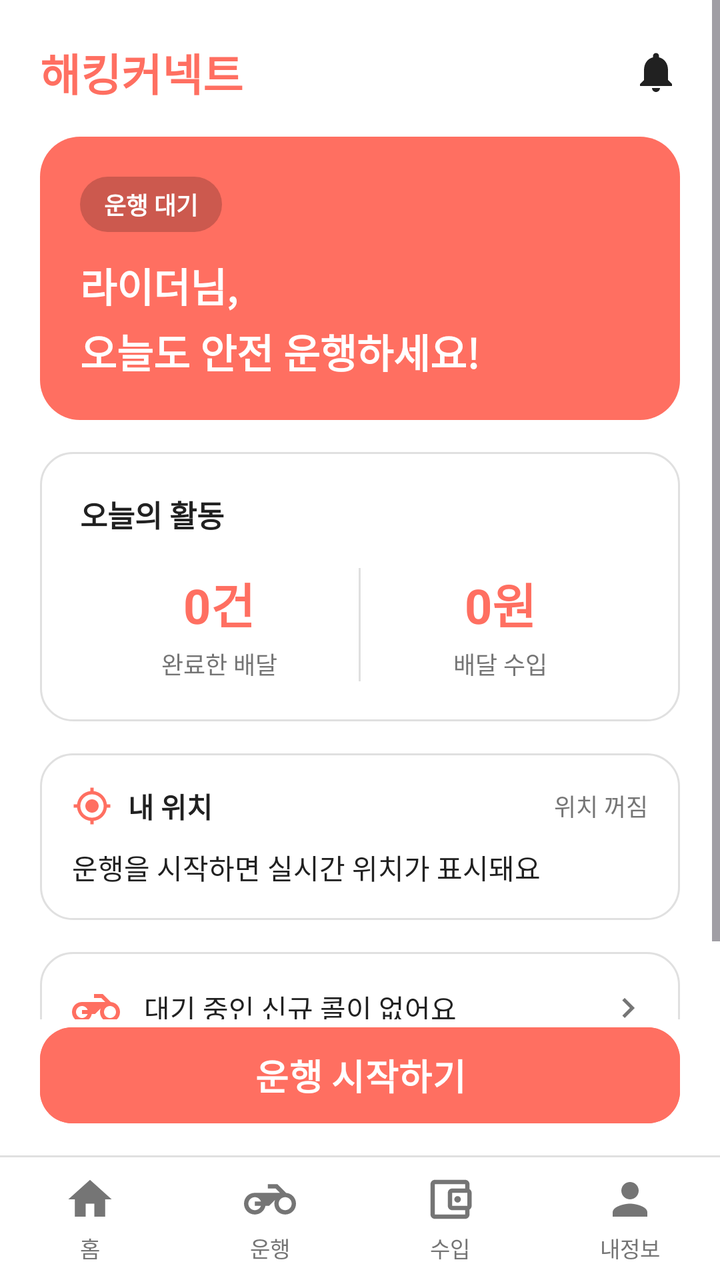
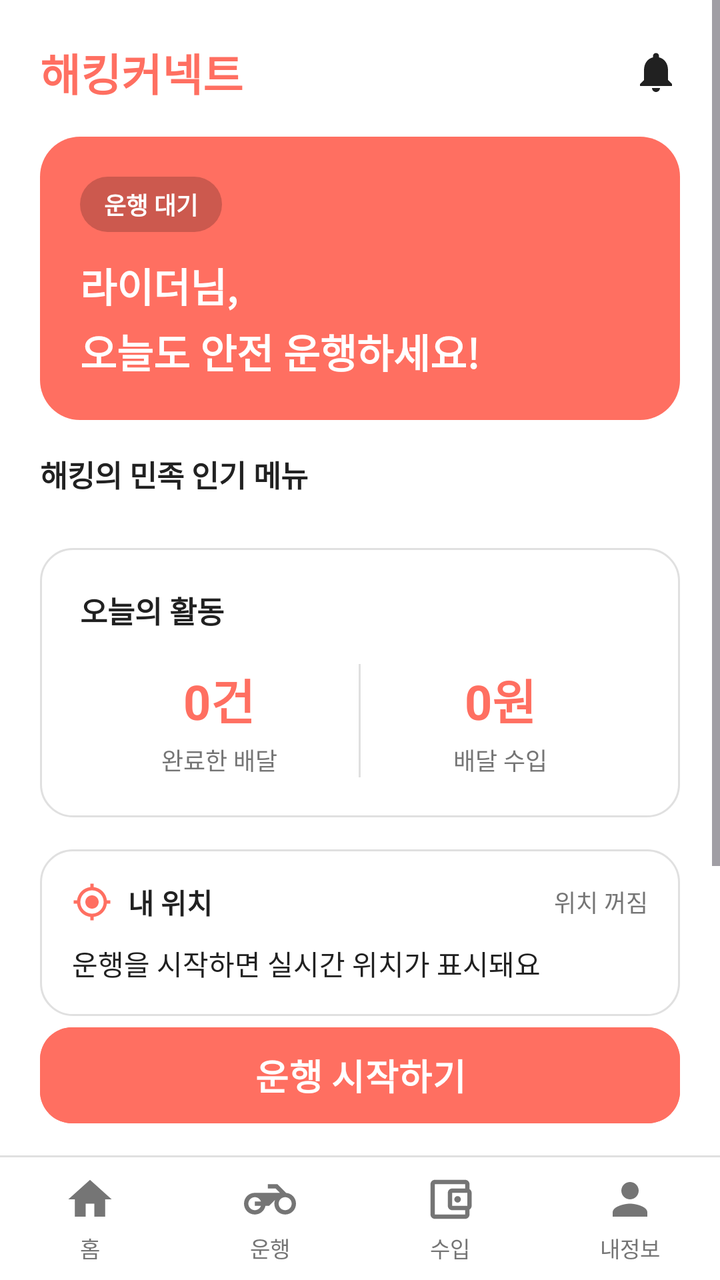

Compare the two renders of this Android layout. The source of the first and the diff that turns it into the second are given below.
<!-- AndroidManifest.xml: application theme Theme.Connect -->
<!-- res/layout/activity_home.xml -->
<?xml version="1.0" encoding="utf-8"?>
<LinearLayout xmlns:android="http://schemas.android.com/apk/res/android"
    xmlns:app="http://schemas.android.com/apk/res-auto"
    android:layout_width="match_parent"
    android:layout_height="match_parent"
    android:orientation="vertical"
    android:background="@color/bg_deep">

    <ScrollView
        android:layout_width="match_parent"
        android:layout_height="0dp"
        android:layout_weight="1"
        android:fillViewport="true">

        <LinearLayout
            android:layout_width="match_parent"
            android:layout_height="wrap_content"
            android:orientation="vertical"
            android:padding="20dp">

            
            <LinearLayout
                android:layout_width="match_parent"
                android:layout_height="wrap_content"
                android:orientation="horizontal"
                android:gravity="center_vertical"
                android:layout_marginBottom="16dp">

                <TextView
                    android:layout_width="0dp"
                    android:layout_height="wrap_content"
                    android:layout_weight="1"
                    android:text="해킹커넥트"
                    android:textSize="22sp"
                    android:textStyle="bold"
                    android:textColor="@color/coral_primary"/>

                <ImageView
                    android:layout_width="24dp"
                    android:layout_height="24dp"
                    android:src="@drawable/ic_bell"
                    app:tint="@color/text_primary"
                    android:contentDescription="알림"/>
            </LinearLayout>

            
            <LinearLayout
                android:layout_width="match_parent"
                android:layout_height="wrap_content"
                android:orientation="vertical"
                android:background="@drawable/bg_card_coral"
                android:padding="20dp"
                android:layout_marginBottom="16dp">

                <TextView
                    android:id="@+id/tv_duty_state"
                    android:layout_width="wrap_content"
                    android:layout_height="wrap_content"
                    android:text="운행 대기"
                    android:textSize="12sp"
                    android:textStyle="bold"
                    android:textColor="#FFFFFF"
                    android:background="@drawable/bg_chip_off_duty"
                    android:paddingStart="12dp"
                    android:paddingEnd="12dp"
                    android:paddingTop="5dp"
                    android:paddingBottom="5dp"
                    android:layout_marginBottom="12dp"/>

                <TextView
                    android:id="@+id/tv_greeting"
                    android:layout_width="wrap_content"
                    android:layout_height="wrap_content"
                    android:text="라이더님,\n오늘도 안전 운행하세요!"
                    android:textSize="20sp"
                    android:textStyle="bold"
                    android:textColor="#FFFFFF"
                    android:lineSpacingExtra="4dp"/>
            </LinearLayout>

            
            <LinearLayout
                android:layout_width="match_parent"
                android:layout_height="wrap_content"
                android:orientation="vertical"
                android:background="@drawable/bg_card"
                android:padding="20dp"
                android:layout_marginBottom="16dp">

                <TextView
                    android:layout_width="wrap_content"
                    android:layout_height="wrap_content"
                    android:text="오늘의 활동"
                    android:textSize="15sp"
                    android:textStyle="bold"
                    android:textColor="@color/text_primary"
                    android:layout_marginBottom="16dp"/>

                <LinearLayout
                    android:layout_width="match_parent"
                    android:layout_height="wrap_content"
                    android:orientation="horizontal">

                    <LinearLayout
                        android:layout_width="0dp"
                        android:layout_height="wrap_content"
                        android:layout_weight="1"
                        android:orientation="vertical"
                        android:gravity="center">

                        <TextView
                            android:id="@+id/tv_today_count"
                            android:layout_width="wrap_content"
                            android:layout_height="wrap_content"
                            android:text="0건"
                            android:textSize="24sp"
                            android:textStyle="bold"
                            android:textColor="@color/coral_primary"/>

                        <TextView
                            android:layout_width="wrap_content"
                            android:layout_height="wrap_content"
                            android:text="완료한 배달"
                            android:textSize="12sp"
                            android:textColor="@color/text_secondary"
                            android:layout_marginTop="4dp"/>
                    </LinearLayout>

                    <View
                        android:layout_width="1dp"
                        android:layout_height="match_parent"
                        android:background="@color/stroke_dim"/>

                    <LinearLayout
                        android:layout_width="0dp"
                        android:layout_height="wrap_content"
                        android:layout_weight="1"
                        android:orientation="vertical"
                        android:gravity="center">

                        <TextView
                            android:id="@+id/tv_today_earn"
                            android:layout_width="wrap_content"
                            android:layout_height="wrap_content"
                            android:text="0원"
                            android:textSize="24sp"
                            android:textStyle="bold"
                            android:textColor="@color/coral_primary"/>

                        <TextView
                            android:layout_width="wrap_content"
                            android:layout_height="wrap_content"
                            android:text="배달 수입"
                            android:textSize="12sp"
                            android:textColor="@color/text_secondary"
                            android:layout_marginTop="4dp"/>
                    </LinearLayout>
                </LinearLayout>
            </LinearLayout>

            
            <LinearLayout
                android:id="@+id/card_location"
                android:layout_width="match_parent"
                android:layout_height="wrap_content"
                android:orientation="vertical"
                android:background="@drawable/bg_card"
                android:padding="16dp"
                android:layout_marginBottom="16dp">

                <LinearLayout
                    android:layout_width="match_parent"
                    android:layout_height="wrap_content"
                    android:orientation="horizontal"
                    android:gravity="center_vertical">

                    <ImageView
                        android:layout_width="20dp"
                        android:layout_height="20dp"
                        android:src="@drawable/ic_gps"
                        app:tint="@color/coral_primary"
                        android:contentDescription="실시간 위치"/>

                    <TextView
                        android:layout_width="0dp"
                        android:layout_height="wrap_content"
                        android:layout_weight="1"
                        android:text="내 위치"
                        android:textSize="14sp"
                        android:textStyle="bold"
                        android:textColor="@color/text_primary"
                        android:layout_marginStart="8dp"/>

                    <View
                        android:id="@+id/dot_live"
                        android:layout_width="8dp"
                        android:layout_height="8dp"
                        android:background="@drawable/bg_dot_live"
                        android:layout_marginEnd="6dp"
                        android:visibility="gone"/>

                    <TextView
                        android:id="@+id/tv_location_state"
                        android:layout_width="wrap_content"
                        android:layout_height="wrap_content"
                        android:text="위치 꺼짐"
                        android:textSize="12sp"
                        android:textColor="@color/text_secondary"/>
                </LinearLayout>

                <TextView
                    android:id="@+id/tv_location_address"
                    android:layout_width="match_parent"
                    android:layout_height="wrap_content"
                    android:text="운행을 시작하면 실시간 위치가 표시돼요"
                    android:textSize="14sp"
                    android:textColor="@color/text_primary"
                    android:layout_marginTop="10dp"/>

                <TextView
                    android:id="@+id/tv_location_coords"
                    android:layout_width="match_parent"
                    android:layout_height="wrap_content"
                    android:text=""
                    android:textSize="12sp"
                    android:textColor="@color/text_secondary"
                    android:fontFamily="monospace"
                    android:layout_marginTop="4dp"
                    android:visibility="gone"/>
            </LinearLayout>

            
            <LinearLayout
                android:id="@+id/card_new_calls"
                android:layout_width="match_parent"
                android:layout_height="wrap_content"
                android:orientation="horizontal"
                android:gravity="center_vertical"
                android:background="@drawable/bg_card"
                android:padding="16dp"
                android:clickable="true"
                android:focusable="true">

                <ImageView
                    android:layout_width="24dp"
                    android:layout_height="24dp"
                    android:src="@drawable/ic_scooter"
                    app:tint="@color/coral_primary"
                    android:contentDescription="신규 콜"/>

                <TextView
                    android:id="@+id/tv_new_calls"
                    android:layout_width="0dp"
                    android:layout_height="wrap_content"
                    android:layout_weight="1"
                    android:text="대기 중인 신규 콜이 없어요"
                    android:textSize="14sp"
                    android:textColor="@color/text_primary"
                    android:layout_marginStart="12dp"/>

                <ImageView
                    android:layout_width="20dp"
                    android:layout_height="20dp"
                    android:src="@drawable/ic_chevron_right"
                    app:tint="@color/text_secondary"
                    android:contentDescription="콜 목록으로"/>
            </LinearLayout>

        </LinearLayout>
    </ScrollView>

    
    <Button
        android:id="@+id/btn_duty"
        android:layout_width="match_parent"
        android:layout_height="56dp"
        android:layout_marginStart="20dp"
        android:layout_marginEnd="20dp"
        android:layout_marginBottom="12dp"
        android:text="운행 시작하기"
        android:textSize="18sp"
        android:textStyle="bold"
        android:textColor="#FFFFFF"
        android:backgroundTint="@color/coral_primary"
        app:cornerRadius="16dp"/>

    <include layout="@layout/bottom_nav"/>

</LinearLayout>
<!-- res/layout/bottom_nav.xml (included above) -->
<?xml version="1.0" encoding="utf-8"?>
<LinearLayout xmlns:android="http://schemas.android.com/apk/res/android"
    xmlns:app="http://schemas.android.com/apk/res-auto"
    android:id="@+id/bottom_nav_root"
    android:layout_width="match_parent"
    android:layout_height="wrap_content"
    android:orientation="vertical"
    android:background="@color/bg_deep">

    <View
        android:layout_width="match_parent"
        android:layout_height="1dp"
        android:background="@color/stroke_dim"/>

    <LinearLayout
        android:layout_width="match_parent"
        android:layout_height="wrap_content"
        android:orientation="horizontal"
        android:paddingTop="8dp"
        android:paddingBottom="8dp">

        
        <LinearLayout
            android:id="@+id/nav_home"
            android:layout_width="0dp"
            android:layout_height="wrap_content"
            android:layout_weight="1"
            android:orientation="vertical"
            android:gravity="center"
            android:clickable="true"
            android:focusable="true"
            android:background="?attr/selectableItemBackgroundBorderless">

            <ImageView
                android:id="@+id/nav_home_icon"
                android:layout_width="26dp"
                android:layout_height="26dp"
                android:src="@drawable/ic_home"
                app:tint="@color/text_secondary"
                android:contentDescription="홈"/>

            <TextView
                android:id="@+id/nav_home_label"
                android:layout_width="wrap_content"
                android:layout_height="wrap_content"
                android:text="홈"
                android:textSize="11sp"
                android:textColor="@color/text_secondary"
                android:layout_marginTop="3dp"/>
        </LinearLayout>

        
        <LinearLayout
            android:id="@+id/nav_delivery"
            android:layout_width="0dp"
            android:layout_height="wrap_content"
            android:layout_weight="1"
            android:orientation="vertical"
            android:gravity="center"
            android:clickable="true"
            android:focusable="true"
            android:background="?attr/selectableItemBackgroundBorderless">

            <FrameLayout
                android:layout_width="wrap_content"
                android:layout_height="wrap_content">

                <ImageView
                    android:id="@+id/nav_delivery_icon"
                    android:layout_width="26dp"
                    android:layout_height="26dp"
                    android:src="@drawable/ic_scooter"
                    app:tint="@color/text_secondary"
                    android:contentDescription="운행"/>

                <TextView
                    android:id="@+id/tv_delivery_badge"
                    android:layout_width="wrap_content"
                    android:layout_height="16dp"
                    android:minWidth="16dp"
                    android:layout_gravity="top|end"
                    android:background="@drawable/bg_notice_badge"
                    android:gravity="center"
                    android:paddingStart="4dp"
                    android:paddingEnd="4dp"
                    android:text=""
                    android:textColor="#FFFFFF"
                    android:textSize="9sp"
                    android:textStyle="bold"
                    android:visibility="gone"/>

            </FrameLayout>

            <TextView
                android:id="@+id/nav_delivery_label"
                android:layout_width="wrap_content"
                android:layout_height="wrap_content"
                android:text="운행"
                android:textSize="11sp"
                android:textColor="@color/text_secondary"
                android:layout_marginTop="3dp"/>
        </LinearLayout>

        
        <LinearLayout
            android:id="@+id/nav_earnings"
            android:layout_width="0dp"
            android:layout_height="wrap_content"
            android:layout_weight="1"
            android:orientation="vertical"
            android:gravity="center"
            android:clickable="true"
            android:focusable="true"
            android:background="?attr/selectableItemBackgroundBorderless">

            <ImageView
                android:id="@+id/nav_earnings_icon"
                android:layout_width="26dp"
                android:layout_height="26dp"
                android:src="@drawable/ic_wallet"
                app:tint="@color/text_secondary"
                android:contentDescription="수입"/>

            <TextView
                android:id="@+id/nav_earnings_label"
                android:layout_width="wrap_content"
                android:layout_height="wrap_content"
                android:text="수입"
                android:textSize="11sp"
                android:textColor="@color/text_secondary"
                android:layout_marginTop="3dp"/>
        </LinearLayout>

        
        <LinearLayout
            android:id="@+id/nav_mypage"
            android:layout_width="0dp"
            android:layout_height="wrap_content"
            android:layout_weight="1"
            android:orientation="vertical"
            android:gravity="center"
            android:clickable="true"
            android:focusable="true"
            android:background="?attr/selectableItemBackgroundBorderless">

            <ImageView
                android:id="@+id/nav_mypage_icon"
                android:layout_width="26dp"
                android:layout_height="26dp"
                android:src="@drawable/ic_person"
                app:tint="@color/text_secondary"
                android:contentDescription="내정보"/>

            <TextView
                android:id="@+id/nav_mypage_label"
                android:layout_width="wrap_content"
                android:layout_height="wrap_content"
                android:text="내정보"
                android:textSize="11sp"
                android:textColor="@color/text_secondary"
                android:layout_marginTop="3dp"/>
        </LinearLayout>

    </LinearLayout>

</LinearLayout>
<!-- resources referenced by this layout -->
<resources>
  <color name="bg_deep">#FFFFFF</color>
  <color name="coral_primary">#FF6F61</color>
  <color name="stroke_dim">#E0E0E0</color>
  <color name="text_primary">#212121</color>
  <color name="text_secondary">#757575</color>
  <!-- drawable bg_card (drawable) -->
  <shape xmlns:android="http://schemas.android.com/apk/res/android">
      <solid android:color="@color/bg_deep"/>
      <stroke android:width="1dp" android:color="@color/stroke_dim"/>
      <corners android:radius="16dp"/>
  </shape>
  <!-- drawable bg_card_coral (drawable) -->
  <shape xmlns:android="http://schemas.android.com/apk/res/android">
      <solid android:color="@color/coral_primary"/>
      <corners android:radius="20dp"/>
  </shape>
  <!-- drawable bg_chip_off_duty (drawable) -->
  <shape xmlns:android="http://schemas.android.com/apk/res/android">
      <solid android:color="#33000000"/>
      <corners android:radius="999dp"/>
  </shape>
  <!-- drawable bg_dot_live (drawable) -->
  <shape xmlns:android="http://schemas.android.com/apk/res/android" android:shape="oval">
      <solid android:color="@color/text_terminal_green"/>
      <size android:width="8dp" android:height="8dp"/>
  </shape>
  <!-- drawable bg_notice_badge (drawable) -->
  <?xml version="1.0" encoding="utf-8"?>
  <shape xmlns:android="http://schemas.android.com/apk/res/android" android:shape="oval">
      <solid android:color="#F0338D" />
  </shape>
  <!-- drawable ic_bell (drawable) -->
  <vector xmlns:android="http://schemas.android.com/apk/res/android"
      android:width="24dp"
      android:height="24dp"
      android:viewportWidth="24"
      android:viewportHeight="24"
      android:tint="?attr/colorControlNormal">
      <path
          android:fillColor="@android:color/white"
          android:pathData="M12,22c1.1,0 2,-0.9 2,-2h-4c0,1.1 0.89,2 2,2zM18,16v-5c0,-3.07 -1.64,-5.64 -4.5,-6.32L13.5,4c0,-0.83 -0.67,-1.5 -1.5,-1.5s-1.5,0.67 -1.5,1.5v0.68C7.63,5.36 6,7.92 6,11v5l-2,2v1h16v-1l-2,-2z"/>
  </vector>
  <!-- drawable ic_chevron_right (drawable) -->
  <vector xmlns:android="http://schemas.android.com/apk/res/android"
      android:width="24dp"
      android:height="24dp"
      android:viewportWidth="24"
      android:viewportHeight="24">
      <path
          android:fillColor="#FF000000"
          android:pathData="M10,6L8.59,7.41 13.17,12l-4.58,4.59L10,18l6,-6z"/>
  </vector>
  <!-- drawable ic_home (drawable) -->
  <vector xmlns:android="http://schemas.android.com/apk/res/android"
      android:width="24dp"
      android:height="24dp"
      android:viewportWidth="24"
      android:viewportHeight="24"
      android:tint="?attr/colorControlNormal">
      <path
          android:fillColor="@android:color/white"
          android:pathData="M10,20v-6h4v6h5v-8h3L12,3 2,12h3v8z"/>
  </vector>
  <!-- drawable ic_person (drawable) -->
  <vector xmlns:android="http://schemas.android.com/apk/res/android"
      android:width="24dp"
      android:height="24dp"
      android:viewportWidth="24"
      android:viewportHeight="24"
      android:tint="?attr/colorControlNormal">
      <path
          android:fillColor="@android:color/white"
          android:pathData="M12,12c2.21,0 4,-1.79 4,-4s-1.79,-4 -4,-4 -4,1.79 -4,4 1.79,4 4,4zM12,14c-2.67,0 -8,1.34 -8,4v2h16v-2c0,-2.66 -5.33,-4 -8,-4z"/>
  </vector>
  <style name="Theme.Connect" parent="Base.Theme.Connect" />
  <color name="text_terminal_green">#2E7D32</color>
  <style name="Base.Theme.Connect" parent="Theme.Material3.DayNight.NoActionBar">
          <item name="colorPrimary">@color/coral_primary</item>
          <item name="colorOnPrimary">@android:color/white</item>
          <item name="colorPrimaryContainer">@color/coral_primary</item>
          <item name="colorOnPrimaryContainer">@android:color/white</item>
          <item name="colorSecondary">@color/coral_primary</item>
          <item name="colorOnSecondary">@android:color/white</item>
          <item name="colorControlActivated">@color/coral_primary</item>
      </style>
  <!-- unchanged entries left out for length: 3 -->
</resources>

<!-- the commit's change to res/layout/activity_home.xml (unified diff, before → after) -->
@@ -76,6 +76,31 @@
                     android:textStyle="bold"
                     android:textColor="#FFFFFF"
                     android:lineSpacingExtra="4dp"/>
+            </LinearLayout>
+
+            
+            <LinearLayout
+                android:id="@+id/section_menus"
+                android:layout_width="match_parent"
+                android:layout_height="wrap_content"
+                android:orientation="vertical"
+                android:layout_marginBottom="16dp">
+
+                <TextView
+                    android:layout_width="wrap_content"
+                    android:layout_height="wrap_content"
+                    android:text="해킹의 민족 인기 메뉴"
+                    android:textSize="15sp"
+                    android:textStyle="bold"
+                    android:textColor="@color/text_primary"
+                    android:layout_marginBottom="10dp"/>
+
+                <androidx.recyclerview.widget.RecyclerView
+                    android:id="@+id/rv_menus"
+                    android:layout_width="match_parent"
+                    android:layout_height="wrap_content"
+                    android:clipToPadding="false"
+                    android:nestedScrollingEnabled="false"/>
             </LinearLayout>
 
             
